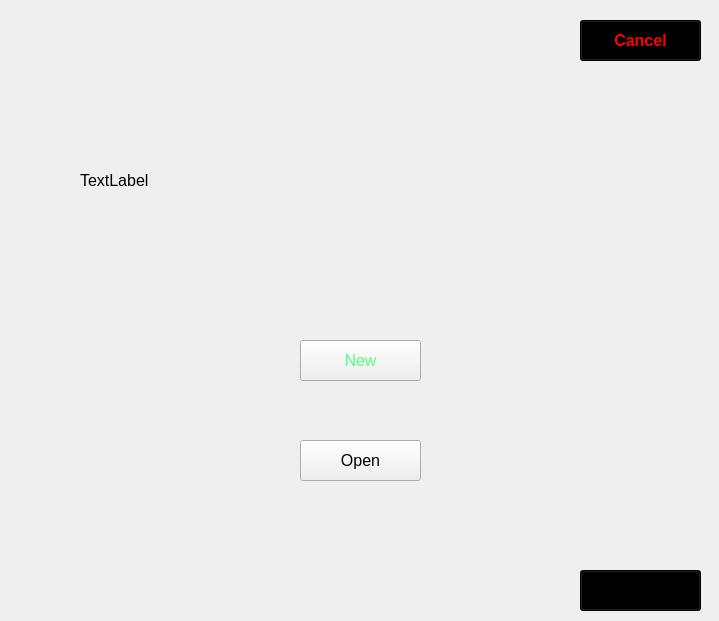
Old version of the form ui/jsoncheck.ui in the repository sriv95/Restaurant-Management.
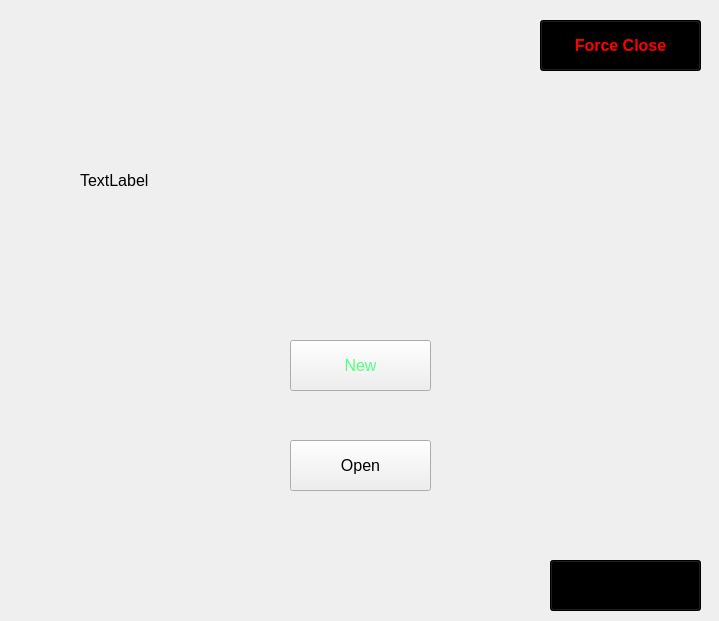
New version of the form.

Commit message: feat: enhance error handling for missing JSON file and update UI elements + force quit button

Patch:
```diff
--- a/ui/jsoncheck.ui
+++ b/ui/jsoncheck.ui
@@ -16,10 +16,10 @@
   <widget class="QPushButton" name="newBtn">
    <property name="geometry">
     <rect>
-     <x>300</x>
+     <x>290</x>
      <y>340</y>
-     <width>121</width>
-     <height>41</height>
+     <width>141</width>
+     <height>51</height>
     </rect>
    </property>
    <property name="font">
@@ -39,10 +39,10 @@
   <widget class="QPushButton" name="openBtn">
    <property name="geometry">
     <rect>
-     <x>300</x>
+     <x>290</x>
      <y>440</y>
-     <width>121</width>
-     <height>41</height>
+     <width>141</width>
+     <height>51</height>
     </rect>
    </property>
    <property name="font">
@@ -81,10 +81,10 @@
   <widget class="QPushButton" name="continueBtn">
    <property name="geometry">
     <rect>
-     <x>580</x>
-     <y>570</y>
-     <width>121</width>
-     <height>41</height>
+     <x>550</x>
+     <y>560</y>
+     <width>151</width>
+     <height>51</height>
     </rect>
    </property>
    <property name="font">
@@ -103,10 +103,10 @@
   <widget class="QPushButton" name="cancelBtn">
    <property name="geometry">
     <rect>
-     <x>580</x>
+     <x>540</x>
      <y>20</y>
-     <width>121</width>
-     <height>41</height>
+     <width>161</width>
+     <height>51</height>
     </rect>
    </property>
    <property name="font">
@@ -120,7 +120,7 @@
 color: rgb(255, 0, 0);</string>
    </property>
    <property name="text">
-    <string>Cancel</string>
+    <string>Force Close</string>
    </property>
   </widget>
  </widget>
```
The commit also changes 5 other files.
